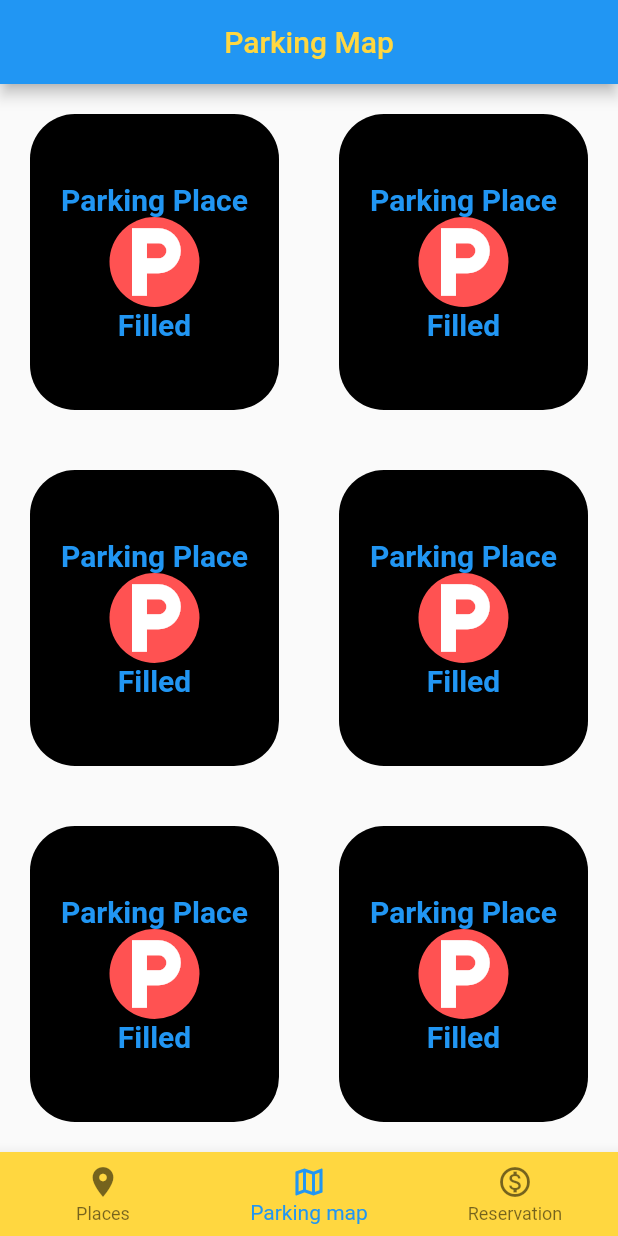
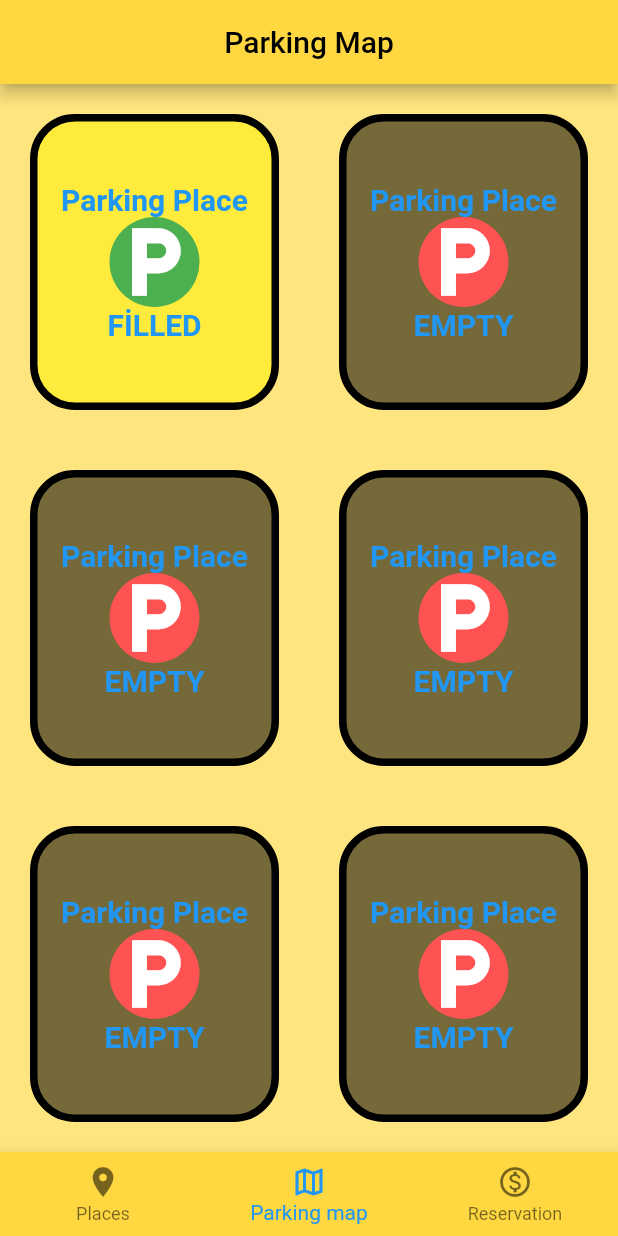
Before and after one commit to safakozdemir/autoparking_app, a Flutter app: the screen it shows after launch, item 2 of the bottom bar chosen, after a tap on "Parking Place", on a phone screen of 412 x 824 dp. Run offline on Flutter 3.47's test engine with Material 2 defaults, Android fonts, the phone set to English and light mode, and no system bars.

Commit message:
Parking places arrangement and creating a places page

```diff
--- a/lib/MyExpendedRow.dart
+++ b/lib/MyExpendedRow.dart
@@ -1,15 +1,23 @@
 import 'package:flutter/material.dart';
 
-class MyExpendedRow extends StatelessWidget {
+class MyExpendedRow extends StatefulWidget {
   MyExpendedRow({
     Key? key,
-    required this.emptyOrFilled,
   }) : super(key: key);
 
-  final String emptyOrFilled;
+  @override
+  State<MyExpendedRow> createState() => _MyExpendedRowState();
+}
 
+class _MyExpendedRowState extends State<MyExpendedRow> {
   var a = 1;
 
+  Color _color1 = Colors.black54;
+  Color _color2 = Colors.black54;
+  Color _circleAvatarColor1 = Colors.redAccent;
+  Color _circleAvatarColor2 = Colors.redAccent;
+  String emptyOrFilled1 = 'EMPTY';
+  String emptyOrFilled2 = 'EMPTY';
   @override
   Widget build(BuildContext context) {
     return Expanded(
@@ -17,8 +25,12 @@ class MyExpendedRow extends StatelessWidget {
         Expanded(
           child: GestureDetector(
             child: Container(
-                child: Padding(
-                  padding: const EdgeInsets.all(8.0),
+              margin: EdgeInsets.symmetric(horizontal: 20, vertical: 20),
+              decoration: BoxDecoration(
+                border: Border.all(width: 5),
+                color: _color1,
+                borderRadius: BorderRadius.circular(30),
+              ),
               child: Column(
                 mainAxisAlignment: MainAxisAlignment.center,
                 children: [
@@ -31,7 +43,7 @@ class MyExpendedRow extends StatelessWidget {
                   ),
                   CircleAvatar(
                     radius: 30,
-                        backgroundColor: Colors.redAccent,
+                    backgroundColor: _circleAvatarColor1,
                     child: Icon(
                       color: Colors.white,
                       Icons.local_parking,
@@ -39,7 +51,7 @@ class MyExpendedRow extends StatelessWidget {
                     ),
                   ),
                   Text(
-                        emptyOrFilled,
+                    emptyOrFilled1,
                     style: TextStyle(
                         fontSize: 20,
                         fontWeight: FontWeight.bold,
@@ -48,20 +60,34 @@ class MyExpendedRow extends StatelessWidget {
                 ],
               ),
             ),
-                margin: EdgeInsets.symmetric(horizontal: 20, vertical: 20),
-                decoration: BoxDecoration(
-                    color: Colors.black,
-                    borderRadius: BorderRadius.circular(30))),
             onTap: () {
               print('execute motors$a');
+
+              setState(() {
+                _color1 == Colors.yellow
+                    ? _color1 = Colors.black54
+                    : _color1 = Colors.yellow;
+                emptyOrFilled1 == 'FİLLED'
+                    ? emptyOrFilled1 = 'EMPTY'
+                    : emptyOrFilled1 = 'FİLLED';
+                _circleAvatarColor1 == Colors.green
+                    ? _circleAvatarColor1 = Colors.redAccent
+                    : _circleAvatarColor1 = Colors.green;
+              });
+
               a++;
             },
           ),
         ),
         Expanded(
+          child: GestureDetector(
             child: Container(
-              child: Padding(
-                padding: const EdgeInsets.all(8.0),
+              margin: EdgeInsets.symmetric(horizontal: 20, vertical: 20),
+              decoration: BoxDecoration(
+                border: Border.all(width: 5),
+                color: _color2,
+                borderRadius: BorderRadius.circular(30),
+              ),
               child: Column(
                 mainAxisAlignment: MainAxisAlignment.center,
                 children: [
@@ -74,7 +100,7 @@ class MyExpendedRow extends StatelessWidget {
                   ),
                   CircleAvatar(
                     radius: 30,
-                      backgroundColor: Colors.redAccent,
+                    backgroundColor: _circleAvatarColor2,
                     child: Icon(
                       color: Colors.white,
                       Icons.local_parking,
@@ -82,7 +108,7 @@ class MyExpendedRow extends StatelessWidget {
                     ),
                   ),
                   Text(
-                      emptyOrFilled,
+                    emptyOrFilled2,
                     style: TextStyle(
                         fontSize: 20,
                         fontWeight: FontWeight.bold,
@@ -91,10 +117,23 @@ class MyExpendedRow extends StatelessWidget {
                 ],
               ),
             ),
-              margin: EdgeInsets.symmetric(horizontal: 20, vertical: 20),
-              decoration: BoxDecoration(
-                  color: Colors.black,
-                  borderRadius: BorderRadius.circular(30))),
+            onTap: () {
+              print('execute motors$a');
+              setState(() {
+                _color2 == Colors.yellow
+                    ? _color2 = Colors.black54
+                    : _color2 = Colors.yellow;
+                emptyOrFilled2 == 'FİLLED'
+                    ? emptyOrFilled2 = 'EMPTY'
+                    : emptyOrFilled2 = 'FİLLED';
+                _circleAvatarColor2 == Colors.green
+                    ? _circleAvatarColor2 = Colors.redAccent
+                    : _circleAvatarColor2 = Colors.green;
+              });
+
+              a++;
+            },
+          ),
         ),
       ]),
     );
--- a/lib/ParkingMap.dart
+++ b/lib/ParkingMap.dart
@@ -1,4 +1,5 @@
 import 'package:flutter/material.dart';
+import 'package:flutter/rendering.dart';
 
 import 'MyExpendedRow.dart';
 
@@ -10,20 +11,23 @@ class ParkingMap extends StatefulWidget {
 }
 
 class _ParkingMapState extends State<ParkingMap> {
-  String emptyOrFilled = 'Filled';
   @override
   Widget build(BuildContext context) {
     return Scaffold(
       appBar: AppBar(
+        backgroundColor: Colors.amberAccent,
         title: const Center(
             child: Text('Parking Map',
-                style: TextStyle(fontSize: 20, color: Colors.amberAccent))),
+                style: TextStyle(fontSize: 20, color: Colors.black))),
       ),
-      body: Column(children: [
-        MyExpendedRow(emptyOrFilled: emptyOrFilled),
-        MyExpendedRow(emptyOrFilled: emptyOrFilled),
-        MyExpendedRow(emptyOrFilled: emptyOrFilled),
-      ]),
+      body: Container(
+        color: Colors.amberAccent[100],
+        child: Column(children: [
+          MyExpendedRow(),
+          MyExpendedRow(),
+          MyExpendedRow(),
+        ]),
+      ),
     );
   }
 }
--- a/lib/main.dart
+++ b/lib/main.dart
@@ -18,36 +18,37 @@ class MyStatefulWidget extends StatefulWidget {
 }
 
 class _MyStatefulWidgetState extends State<MyStatefulWidget> {
-  int sayfaIndex = 0;
-  Widget? aktifSayfa;
+  int pageIndex = 0;
+  Widget? activePage;
+
   @override
   Widget build(BuildContext context) {
     return Scaffold(
-      body: aktifSayfa,
+      body: activePage,
       bottomNavigationBar: BottomNavigationBar(
         onTap: (int i) {
           switch (i) {
             case 0:
               setState(() {
-                sayfaIndex = 0;
-                aktifSayfa = Places();
+                pageIndex = 0;
+                activePage = const Places();
               });
               break;
             case 1:
               setState(() {
-                sayfaIndex = 1;
-                aktifSayfa = ParkingMap();
+                pageIndex = 1;
+                activePage = const ParkingMap();
               });
               break;
             case 2:
               setState(() {
-                sayfaIndex = 2;
-                aktifSayfa = Reservation();
+                pageIndex = 2;
+                activePage = const Reservation();
               });
               break;
           }
         },
-        currentIndex: sayfaIndex,
+        currentIndex: pageIndex,
         backgroundColor: Colors.amberAccent,
         items: const <BottomNavigationBarItem>[
           BottomNavigationBarItem(
```
Also changed, not shown: lib/Places.dart (+79 -8 lines), lib/Reservation.dart (+5 -5 lines). Lines whose indentation alone changed are shown as unchanged.
